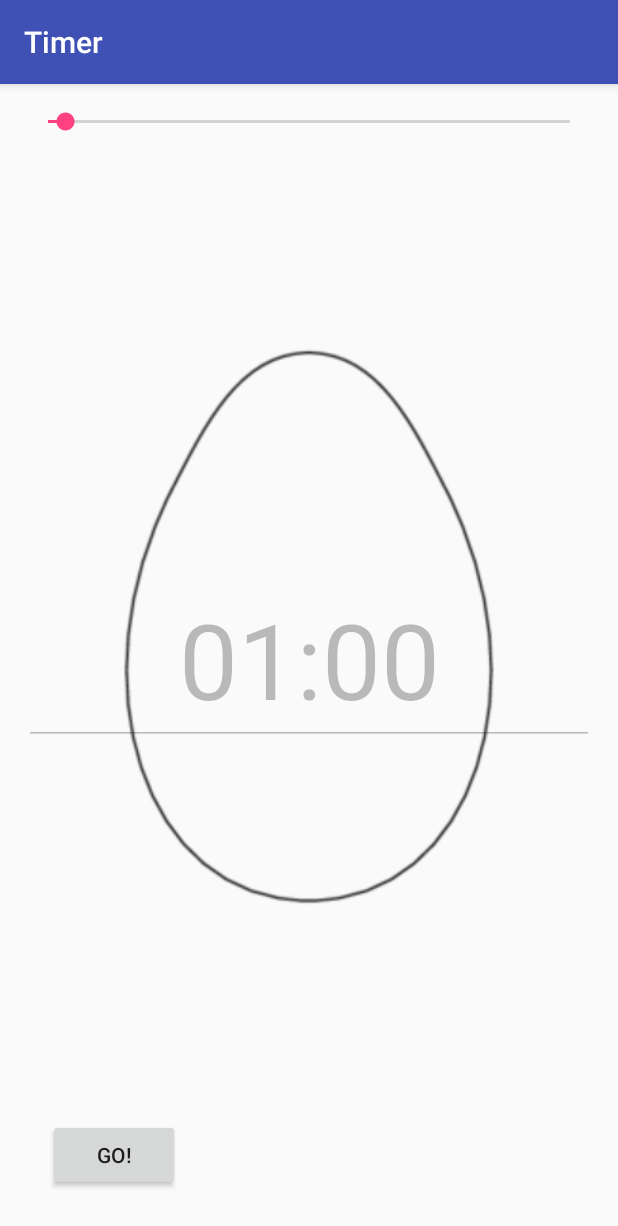
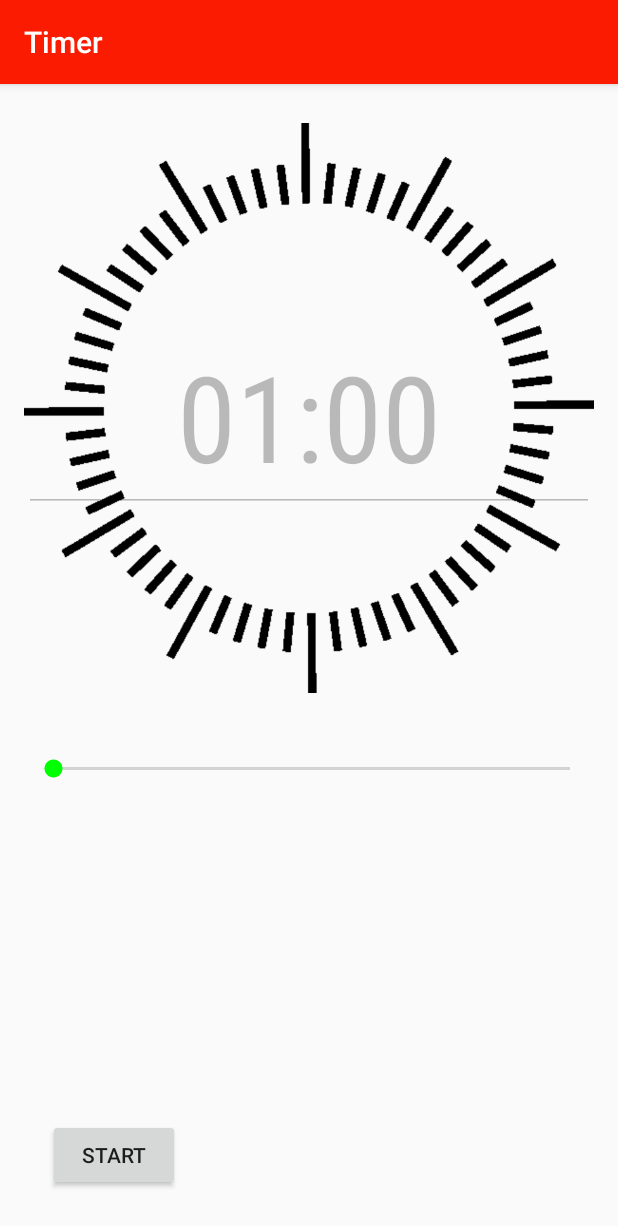
Before and after one commit to JesusAlvizo/TimerApp, an Android app: the screen it shows after launch (MainActivity), after a tap on "STOP", on a phone screen of 412 x 824 dp. Shown: the top 1226 px of the screen. Run offline under Robolectric (Android 15) with nearby library versions, the phone set to English and light mode, and no system bars; 1 other tap on this screen came first.

Commit message:
Design Changes
Changes in the app design.

```diff
--- a/Timer/app/src/main/java/com/jesusalvizo/timer/MainActivity.java
+++ b/Timer/app/src/main/java/com/jesusalvizo/timer/MainActivity.java
@@ -8,7 +8,8 @@ import android.view.View;
 import android.widget.Button;
 import android.widget.SeekBar;
 import android.widget.TextView;
-import static com.jesusalvizo.timer.R.raw.egg;
+
+import static com.jesusalvizo.timer.R.raw.airhorn;
 
 public class MainActivity extends AppCompatActivity {
 
@@ -17,34 +18,25 @@ public class MainActivity extends AppCompatActivity {
         super.onCreate(savedInstanceState);
         setContentView(R.layout.activity_main);
 
-        // We initialize our objects' instances
-        timerSeekBar = (SeekBar)findViewById(R.id.timerSeekBar);
+        pauseBtn = (Button) findViewById(R.id.pauseBtn);
+        timerSeekBar = (SeekBar)findViewById(R.id.controlSeekBar);
         timerTextView = (TextView)findViewById(R.id.timerTextView);
-        controlButton = (Button)findViewById(R.id.controllerButton);
-        resbtn = (Button) findViewById(R.id.resbtn);
-        pausebtn = (Button) findViewById(R.id.pausebtn);
+        controlBtn = (Button)findViewById(R.id.controlBtn);
+        resBtn = (Button) findViewById(R.id.resbtn);
 
+        timerTextView.setEnabled(false);
 
-        // We set the maximum number of minutes for our timer (10 minutes = 600 seconds).
-        // We also set our current position at 30 seconds, just as we are displaying in our
-        // user interface.
-        timerSeekBar.setMax(1800);
+        pauseBtn.setEnabled(false);
+        pauseBtn.setVisibility(View.INVISIBLE);
+        resBtn.setEnabled(false);
+        resBtn.setVisibility(View.INVISIBLE);
+
+        timerSeekBar.setMax(5940);
         timerSeekBar.setProgress(60);
 
-        // We disable the TextView so the user can't write in it
-        timerTextView.setEnabled(false);
-
-        pausebtn.setEnabled(false);
-        pausebtn.setVisibility(View.INVISIBLE);
-        resbtn.setEnabled(false);
-        resbtn.setVisibility(View.INVISIBLE);
-
-        // We define our listener to respond to changes in the seek bar
         timerSeekBar.setOnSeekBarChangeListener(new SeekBar.OnSeekBarChangeListener() {
             @Override
             public void onProgressChanged(SeekBar seekBar, int progress, boolean fromUser) {
-                // We call our method updateTimer, sending the number of seconds remaining in
-                // our timer
                 updateTimer(progress);
             }
 
@@ -60,36 +52,54 @@ public class MainActivity extends AppCompatActivity {
         });
     }
 
-    // We create a SeekBar object to handle the seek bar in our user interface.  This
-    // seek bar will control our timer.  We define this instance as a global object because
-    // we want to access it in several functions within our class.
+    Button controlBtn;
+    Button pauseBtn;
+    Button resBtn;
+
+    TextView timerTextView;
+
     SeekBar timerSeekBar;
 
-    // We create a TextView object to handle the TextView displaying our timer.
-    TextView timerTextView;
+    Boolean counterIsOn = false;
 
-    // This variable will let us know if we have already started our counter.
-    Boolean counterIsActive = false;
+    CountDownTimer Timer;
 
-    // We create a Button object to control our button
-    Button controlButton;
-    Button pausebtn;
-    Button resbtn;
+    public void controlTimer(View view) {
 
-    // We create a CountDownTimer
-    CountDownTimer countDownTimer;
+        if (!counterIsOn) {
 
-    public void resetTimer() {
-        timerTextView.setText("01:00");
-        timerSeekBar.setProgress(60);
-        countDownTimer.cancel();
-        controlButton.setText("Go!");
-        timerSeekBar.setEnabled(true);
-        counterIsActive = false;
-        pausebtn.setEnabled(false);
-        pausebtn.setVisibility(View.INVISIBLE);
-        resbtn.setEnabled(false);
-        resbtn.setVisibility(View.INVISIBLE);
+            counterIsOn = true;
+            timerSeekBar.setEnabled(false);
+            controlBtn.setText("Stop");
+            pauseBtn.setEnabled(true);
+            pauseBtn.setVisibility(View.VISIBLE);
+            resBtn.setEnabled(true);
+            resBtn.setVisibility(View.VISIBLE);
+
+            Timer = new CountDownTimer(timerSeekBar.getProgress() * 1000 + 100, 1000) {
+
+                @Override
+                public void onTick(long millisUntilFinished) {
+                    updateTimer((int) millisUntilFinished / 1000);
+                }
+
+                @Override
+                public void onFinish() {
+                    timerTextView.setText("00:00");
+                    resetTimer();
+                    MediaPlayer mplayer = MediaPlayer.create(getApplicationContext(), airhorn);
+                    mplayer.start();
+                }
+
+            }.start();
+
+        } else {
+
+            resume();
+            pause();
+            resetTimer();
+
+        }
     }
 
     public void updateTimer(int secondsLeft) {
@@ -109,14 +119,27 @@ public class MainActivity extends AppCompatActivity {
         timerTextView.setText(minutesString + ":" + secondsString);
     }
 
+    public void resetTimer() {
+        timerTextView.setText("01:00");
+        timerSeekBar.setProgress(60);
+        Timer.cancel();
+        controlBtn.setText("Start");
+        timerSeekBar.setEnabled(true);
+        counterIsOn = false;
+        pauseBtn.setEnabled(false);
+        pauseBtn.setVisibility(View.INVISIBLE);
+        resBtn.setEnabled(false);
+        resBtn.setVisibility(View.INVISIBLE);
+    }
+
     //aqui es donde quiero hacer que el tiemnpo se ponga pausa
     public void pause() {
 
-        pausebtn.setOnClickListener(new View.OnClickListener() {
+        pauseBtn.setOnClickListener(new View.OnClickListener() {
             @Override
             public void onClick(View v) {
-                //counterIsActive = false;
-                //countDownTimer.wait();
+                //counterIsOn = false;
+                //Timer.wait(long);
             }
         });
 
@@ -125,63 +148,14 @@ public class MainActivity extends AppCompatActivity {
     //aqui quiero hacer que el tiempo se resuma en donde se quedo cuando esta en pausa
     public void resume() {
 
-        pausebtn.setOnClickListener(new View.OnClickListener() {
+        pauseBtn.setOnClickListener(new View.OnClickListener() {
             @Override
             public void onClick(View v) {
-                //counterIsActive = true;
-                //countDownTimer.
+                //counterIsOn = true;
+                //Timer.go();
             }
         });
 
     }
 
-    public void controlTimer(View view) {
-
-        // If we have not activated our count down timer:
-        if (!counterIsActive) {
-
-            // We activate our count down timer, disable our seek bar and change the text of
-            // our button
-            counterIsActive = true;
-            timerSeekBar.setEnabled(false);
-            controlButton.setText("Stop");
-            pausebtn.setEnabled(true);
-            pausebtn.setVisibility(View.VISIBLE);
-            resbtn.setEnabled(true);
-            resbtn.setVisibility(View.VISIBLE);
-
-            // We set the timer to the number of seconds specified in the seek bar.  We add a tenth
-            // of a second (100 milliseconds) to the initial value.
-            countDownTimer = new CountDownTimer(timerSeekBar.getProgress() * 1000 + 100, 1000) {
-
-                @Override
-                public void onTick(long millisUntilFinished) {
-                    // We call our method update Timer sending the number of seconds remaining in
-                    // our timer
-                    updateTimer((int) millisUntilFinished / 1000);
-                }
-
-                @Override
-                public void onFinish() {
-                    // We set the text of our timer to "00:00" and play our horn sound
-                    timerTextView.setText("00:00");
-                    resetTimer();
-                    MediaPlayer mplayer = MediaPlayer.create(getApplicationContext(), egg);
-                    mplayer.start();
-                }
-
-            }.start();
-
-
-        } else {
-
-            resume();
-            pause();
-            // If we clicked on our button while our counter was active, then we reset our timer
-            // and cancel our count down
-            resetTimer();
-
-        }
-    }
-
 }
--- a/Timer/app/src/main/res/layout/activity_main.xml
+++ b/Timer/app/src/main/res/layout/activity_main.xml
@@ -11,13 +11,45 @@
     android:paddingTop="@dimen/activity_vertical_margin"
     tools:context="com.jesusalvizo.timer.MainActivity">
 
-    <SeekBar
-        android:layout_width="match_parent"
+    <Button
+        android:text="Pause"
+        android:layout_width="wrap_content"
         android:layout_height="wrap_content"
+        android:layout_alignTop="@+id/controlBtn"
+        android:layout_centerHorizontal="true"
+        android:id="@+id/pauseBtn" />
+
+    <Button
+        android:text="Start"
+        android:layout_width="wrap_content"
+        android:layout_height="wrap_content"
+        android:id="@+id/controlBtn"
+        android:onClick="controlTimer"
+        tools:ignore="HardcodedText"
+        android:layout_marginStart="16dp"
+        android:layout_marginBottom="14dp"
+        android:layout_alignParentBottom="true"
+        android:layout_alignParentStart="true" />
+
+    <ImageView
+        android:layout_width="wrap_content"
+        app:srcCompat="@drawable/watch1"
+        android:id="@+id/imageView"
+        android:contentDescription="Egg"
+        tools:ignore="HardcodedText"
         android:layout_alignParentTop="true"
-        android:layout_alignParentLeft="true"
-        android:layout_alignParentStart="true"
-        android:id="@+id/timerSeekBar" />
+        android:layout_centerHorizontal="true"
+        android:layout_height="400dp" />
+
+    <Button
+        android:text="Resume"
+        android:layout_width="wrap_content"
+        android:layout_height="wrap_content"
+        android:id="@+id/resbtn"
+        android:layout_marginEnd="9dp"
+        android:layout_alignBaseline="@+id/pauseBtn"
+        android:layout_alignBottom="@+id/pauseBtn"
+        android:layout_alignParentEnd="true" />
 
     <EditText
         android:layout_width="wrap_content"
@@ -27,49 +59,18 @@
         android:ems="10"
         android:id="@+id/timerTextView"
         android:textAlignment="center"
-        android:textSize="70sp"
-        android:layout_centerVertical="true"
-        android:layout_alignParentLeft="true"
+        android:textSize="80sp"
+        tools:ignore="HardcodedText"
+        android:fontFamily="sans-serif-condensed"
+        android:layout_alignParentTop="true"
         android:layout_alignParentStart="true"
-        tools:ignore="HardcodedText" />
+        android:layout_marginTop="142dp" />
 
-    <Button
-        android:text="Pause"
-        android:layout_width="wrap_content"
+    <SeekBar
+        android:layout_width="match_parent"
         android:layout_height="wrap_content"
-        android:layout_alignTop="@+id/controllerButton"
-        android:layout_centerHorizontal="true"
-        android:id="@+id/pausebtn" />
-
-    <ImageView
-        android:layout_width="match_parent"
-        android:layout_height="match_parent"
-        app:srcCompat="@drawable/brownegg"
-        android:id="@+id/imageView"
-        android:contentDescription="Egg"
-        tools:ignore="HardcodedText"
-        android:layout_alignParentStart="true"
-        android:layout_above="@+id/controllerButton"
-        android:layout_below="@+id/timerSeekBar" />
-
-    <Button
-        android:text="Resume"
-        android:layout_width="wrap_content"
-        android:layout_height="wrap_content"
-        android:id="@+id/resbtn"
+        android:id="@+id/controlSeekBar"
+        android:layout_marginTop="31dp"
         android:layout_below="@+id/imageView"
-        android:layout_alignParentEnd="true"
-        android:layout_marginEnd="12dp" />
-
-    <Button
-        android:text="Start"
-        android:layout_width="wrap_content"
-        android:layout_height="wrap_content"
-        android:id="@+id/controllerButton"
-        android:onClick="controlTimer"
-        tools:ignore="HardcodedText"
-        android:layout_marginStart="16dp"
-        android:layout_marginBottom="14dp"
-        android:layout_alignParentBottom="true"
         android:layout_alignParentStart="true" />
 </RelativeLayout>
--- a/Timer/app/src/main/res/values/colors.xml
+++ b/Timer/app/src/main/res/values/colors.xml
@@ -1,6 +1,6 @@
 <?xml version="1.0" encoding="utf-8"?>
 <resources>
-    <color name="colorPrimary">#3F51B5</color>
-    <color name="colorPrimaryDark">#303F9F</color>
-    <color name="colorAccent">#FF4081</color>
+    <color name="colorPrimary">#FA1B00</color>
+    <color name="colorPrimaryDark">#DE1800</color>
+    <color name="colorAccent">#00FF00</color>
 </resources>
```
Also changed, not shown: Timer/app/src/main/res/drawable/brownegg.png (deleted), Timer/app/src/main/res/drawable/watch.png (added), Timer/app/src/main/res/drawable/watch1.png (added), 1 other file.
